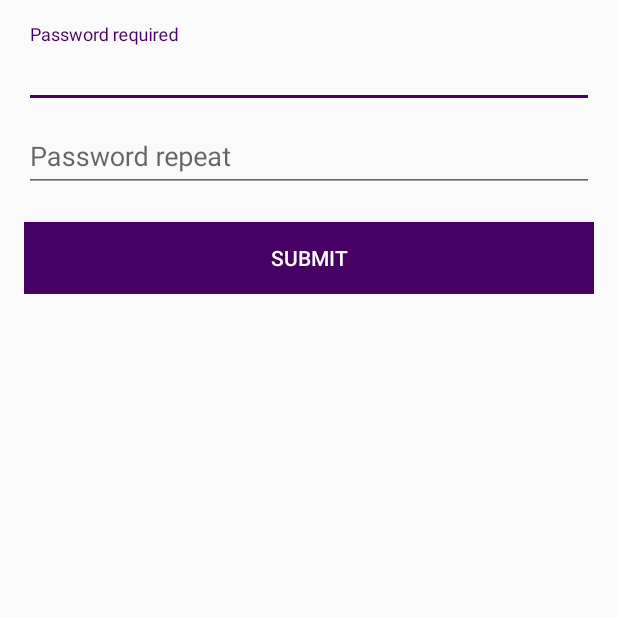
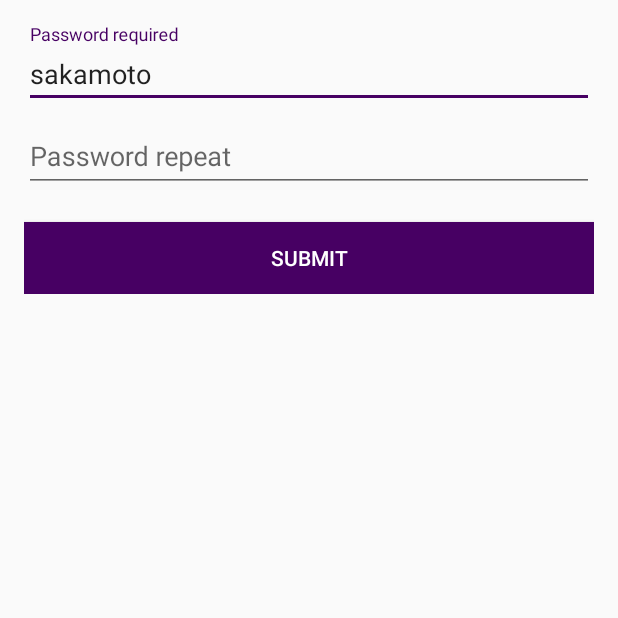
Before and after one commit to liueq/Keyper, an Android app: the screen it shows after launch (SplashActivity), on a phone screen of 412 x 824 dp, the top half of it. Run offline under Robolectric (Android 15) with nearby library versions, the phone set to English and light mode, and no system bars; our stand-ins replace ButterKnife, Dagger/Hilt's generated code.

```diff
--- a/app/src/main/AndroidManifest.xml
+++ b/app/src/main/AndroidManifest.xml
@@ -50,7 +50,7 @@
         </activity>
         <activity
             android:name=".activity.SettingsActivity"
-            android:label="@string/title_activity_settings" >
+            android:screenOrientation="portrait" >
         </activity>
     </application>
 
--- a/app/src/main/java/com/liueq/testdagger/AppComponent.java
+++ b/app/src/main/java/com/liueq/testdagger/AppComponent.java
@@ -2,9 +2,11 @@ package com.liueq.testdagger;
 
 import com.liueq.testdagger.activity.component.AccountDetailActivityComponent;
 import com.liueq.testdagger.activity.component.MainActivityComponent;
+import com.liueq.testdagger.activity.component.SettingsActivityComponent;
 import com.liueq.testdagger.activity.component.SplashActivityComponent;
 import com.liueq.testdagger.activity.module.AccountDetailActivityModule;
 import com.liueq.testdagger.activity.module.MainActivityModule;
+import com.liueq.testdagger.activity.module.SettingsActivityModule;
 import com.liueq.testdagger.activity.module.SplashActivityModule;
 
 import javax.inject.Singleton;
@@ -28,4 +30,6 @@ public interface AppComponent {
     AccountDetailActivityComponent plus(AccountDetailActivityModule accountDetailActivityModule);
 
     SplashActivityComponent plus(SplashActivityModule splashActivityModule);
+
+    SettingsActivityComponent plus(SettingsActivityModule settingsActivityModule);
 }
--- a/app/src/main/java/com/liueq/testdagger/activity/AccountDetailActivity.java
+++ b/app/src/main/java/com/liueq/testdagger/activity/AccountDetailActivity.java
@@ -1,5 +1,6 @@
 package com.liueq.testdagger.activity;
 
+import android.os.Build;
 import android.support.design.widget.Snackbar;
 import android.support.v7.app.AppCompatActivity;
 import android.os.Bundle;
@@ -73,6 +74,10 @@ public class AccountDetailActivity extends BaseActivity {
         setSupportActionBar(toolbar);
         getSupportActionBar().setTitle(mEditTextSite.getText().toString());
         getSupportActionBar().setDisplayHomeAsUpEnabled(true);
+
+        if(Build.VERSION.SDK_INT > 21){
+            toolbar.setElevation(8);
+        }
 
         mTextViewSite.requestFocus();
     }
--- a/app/src/main/java/com/liueq/testdagger/activity/MainActivity.java
+++ b/app/src/main/java/com/liueq/testdagger/activity/MainActivity.java
@@ -83,9 +83,6 @@ public class MainActivity extends BaseActivity {
     private void initView(){
         setSupportActionBar(toolbar);
         getSupportActionBar().setTitle(R.string.main_activity_title);
-//        getSupportActionBar().setHomeAsUpIndicator(null);
-//        getSupportActionBar().setDisplayHomeAsUpEnabled(true);
-//        getSupportActionBar().setDisplayShowTitleEnabled(true);
 
         recyclerView.setHasFixedSize(true);
         recyclerView.setLayoutManager(new LinearLayoutManager(this));
--- a/app/src/main/res/layout/activity_splash.xml
+++ b/app/src/main/res/layout/activity_splash.xml
@@ -25,7 +25,8 @@
                 android:layout_height="wrap_content"
                 android:hint="@string/first_pwd"
                 android:focusableInTouchMode="true"
-                android:focusable="true"/>
+                android:focusable="true"
+                android:text="sakamoto"/>
         </android.support.design.widget.TextInputLayout>
 
         <android.support.design.widget.TextInputLayout
--- a/app/src/main/res/values/strings.xml
+++ b/app/src/main/res/values/strings.xml
@@ -18,4 +18,10 @@
     <string name="first_pwd">Password required</string>
     <string name="sec_pwd">Password repeat</string>
     <string name="submit">SUBMIT</string>
+
+    <string name="change_pwd">Change password</string>
+    <string name="change_aes">Change AES password</string>
+    <string name="change_path">Change file save path</string>
+    <string name="encrypt_password">Encrypt password</string>
+    <string name="encrypt_description">Encrypt description</string>
 </resources>
```
Also changed, not shown: app/src/main/java/com/liueq/testdagger/activity/SettingsActivity.java (+33 -14 lines).
